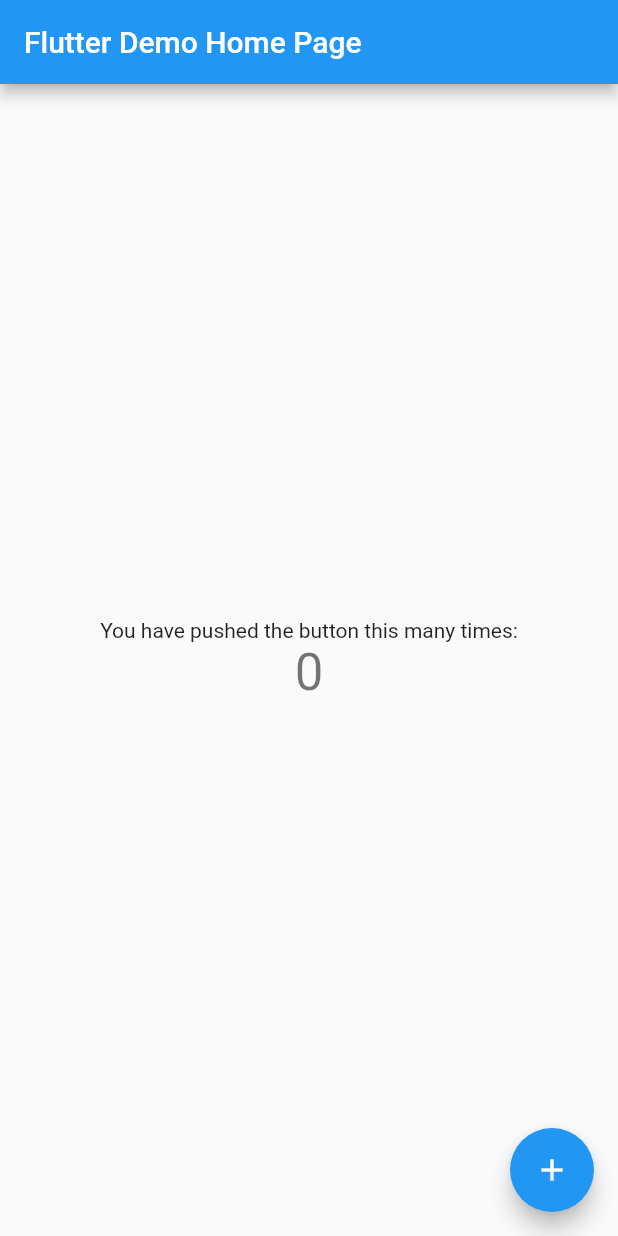
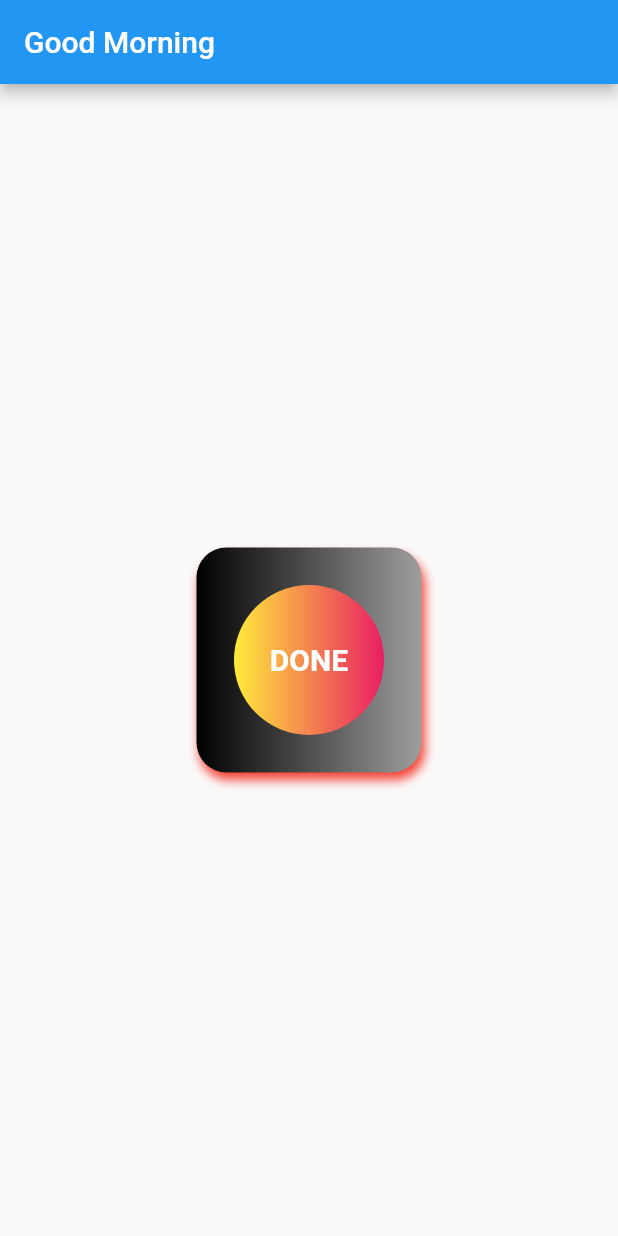
Before and after one commit to bhushan-t29/flutter_application_one, a Flutter app: the screen it shows after launch, on a phone screen of 412 x 824 dp. Run offline on Flutter 3.47's test engine with Material 2 defaults, Android fonts, the phone set to English and light mode, and no system bars.

Commit message:
Text and container Complete

```diff
--- a/lib/main.dart
+++ b/lib/main.dart
@@ -1,115 +1,68 @@
+// ignore_for_file: prefer_const_constructors
+
 import 'package:flutter/material.dart';
 
 void main() {
-  runApp(const MyApp());
+  runApp(MaterialApp(
+    title: "My First App", //App Name for minimising
+    home: HomePage(),
+  ));
 }
 
-class MyApp extends StatelessWidget {
-  const MyApp({super.key});
-
-  // This widget is the root of your application.
+class HomePage extends StatelessWidget {
   @override
   Widget build(BuildContext context) {
-    return MaterialApp(
-      title: 'Flutter Demo',
-      theme: ThemeData(
-        // This is the theme of your application.
-        //
-        // Try running your application with "flutter run". You'll see the
-        // application has a blue toolbar. Then, without quitting the app, try
-        // changing the primarySwatch below to Colors.green and then invoke
-        // "hot reload" (press "r" in the console where you ran "flutter run",
-        // or simply save your changes to "hot reload" in a Flutter IDE).
-        // Notice that the counter didn't reset back to zero; the application
-        // is not restarted.
-        primarySwatch: Colors.blue,
-      ),
-      home: const MyHomePage(title: 'Flutter Demo Home Page'),
-    );
+    return Scaffold(
+        // this is a widget Scaffold
+        //app Bar
+        appBar: AppBar(title: Text("Good Morning")),
+        // This is body
+        body: Center(
+          // body wrapped in center
+          child: Container(
+            //First Container First Child Of BODY
+            //color: Colors.green,
+            width: 150,
+            height: 150,
+            decoration: BoxDecoration(
+              // Decration for first container
+              borderRadius: BorderRadius.circular(20),
+              boxShadow: [
+                BoxShadow(
+                  color: Colors.red,
+                  blurRadius: 5,
+                  offset: Offset(2.0, 5),
+                )
+              ],
+              gradient: LinearGradient(colors: [Colors.black, Colors.grey]),
+            ),
+            child: Center(
+              // Second Child
+              child: Container(
+                // Second Containor
+                //color: Colors.yellow,
+                width: 100,
+                height: 100,
+                //padding: const EdgeInsets.all(10),
+                alignment: Alignment.center,
+                decoration: BoxDecoration(
+                  shape: BoxShape.circle,
+                  //color: Colors.red,
+                  gradient:
+                      LinearGradient(colors: [Colors.yellow, Colors.pink]),
+                ),
+                child: Text(
+                  // Child of second containor
+                  "DONE",
+                  style: TextStyle(
+                    color: Colors.white,
+                    fontWeight: FontWeight.bold,
+                    fontSize: 20,
+                  ),
+                ),
+              ),
+            ),
+          ),
+        ));
   }
 }
-
-class MyHomePage extends StatefulWidget {
-  const MyHomePage({super.key, required this.title});
-
-  // This widget is the home page of your application. It is stateful, meaning
-  // that it has a State object (defined below) that contains fields that affect
-  // how it looks.
-
-  // This class is the configuration for the state. It holds the values (in this
-  // case the title) provided by the parent (in this case the App widget) and
-  // used by the build method of the State. Fields in a Widget subclass are
-  // always marked "final".
-
-  final String title;
-
-  @override
-  State<MyHomePage> createState() => _MyHomePageState();
-}
-
-class _MyHomePageState extends State<MyHomePage> {
-  int _counter = 0;
-
-  void _incrementCounter() {
-    setState(() {
-      // This call to setState tells the Flutter framework that something has
-      // changed in this State, which causes it to rerun the build method below
-      // so that the display can reflect the updated values. If we changed
-      // _counter without calling setState(), then the build method would not be
-      // called again, and so nothing would appear to happen.
-      _counter++;
-    });
-  }
-
-  @override
-  Widget build(BuildContext context) {
-    // This method is rerun every time setState is called, for instance as done
-    // by the _incrementCounter method above.
-    //
-    // The Flutter framework has been optimized to make rerunning build methods
-    // fast, so that you can just rebuild anything that needs updating rather
-    // than having to individually change instances of widgets.
-    return Scaffold(
-      appBar: AppBar(
-        // Here we take the value from the MyHomePage object that was created by
-        // the App.build method, and use it to set our appbar title.
-        title: Text(widget.title),
-      ),
-      body: Center(
-        // Center is a layout widget. It takes a single child and positions it
-        // in the middle of the parent.
-        child: Column(
-          // Column is also a layout widget. It takes a list of children and
-          // arranges them vertically. By default, it sizes itself to fit its
-          // children horizontally, and tries to be as tall as its parent.
-          //
-          // Invoke "debug painting" (press "p" in the console, choose the
-          // "Toggle Debug Paint" action from the Flutter Inspector in Android
-          // Studio, or the "Toggle Debug Paint" command in Visual Studio Code)
-          // to see the wireframe for each widget.
-          //
-          // Column has various properties to control how it sizes itself and
-          // how it positions its children. Here we use mainAxisAlignment to
-          // center the children vertically; the main axis here is the vertical
-          // axis because Columns are vertical (the cross axis would be
-          // horizontal).
-          mainAxisAlignment: MainAxisAlignment.center,
-          children: <Widget>[
-            const Text(
-              'You have pushed the button this many times:',
-            ),
-            Text(
-              '$_counter',
-              style: Theme.of(context).textTheme.headline4,
-            ),
-          ],
-        ),
-      ),
-      floatingActionButton: FloatingActionButton(
-        onPressed: _incrementCounter,
-        tooltip: 'Increment',
-        child: const Icon(Icons.add),
-      ), // This trailing comma makes auto-formatting nicer for build methods.
-    );
-  }
-}
```
